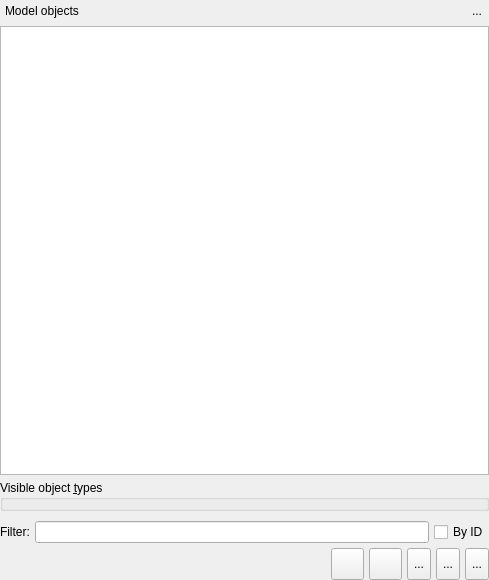
Old version of the form libs/libgui/ui/widgets/modelobjectswidget.ui in the repository arichiardi/pgmodeler.
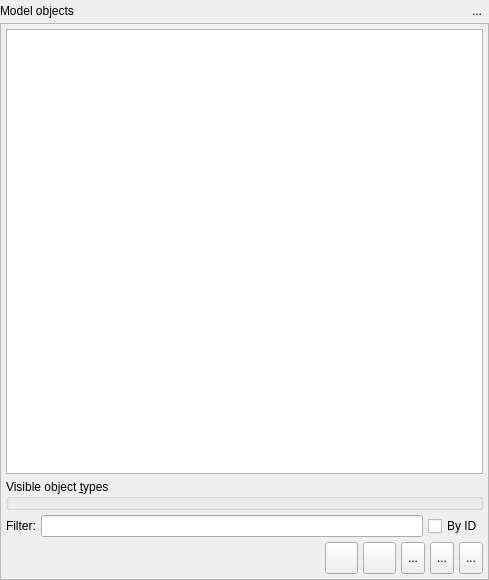
New version of the form. Icons and pictures are not drawn.

Commit message: Adjusted the UI of ModelObjectsWidget and OperationListWidget

The edit to the form file:
```diff
--- a/libs/libgui/ui/widgets/modelobjectswidget.ui
+++ b/libs/libgui/ui/widgets/modelobjectswidget.ui
@@ -54,250 +54,101 @@
    <property name="bottomMargin">
     <number>0</number>
    </property>
-   <property name="spacing">
-    <number>5</number>
-   </property>
-   <item row="3" column="0">
-    <widget class="QWidget" name="content_wgt" native="true">
-     <layout class="QGridLayout" name="gridLayout_3">
-      <property name="leftMargin">
-       <number>0</number>
-      </property>
-      <property name="topMargin">
-       <number>0</number>
-      </property>
-      <property name="rightMargin">
-       <number>0</number>
-      </property>
-      <property name="bottomMargin">
-       <number>0</number>
-      </property>
       <property name="horizontalSpacing">
        <number>5</number>
       </property>
       <property name="verticalSpacing">
-       <number>0</number>
-      </property>
-     </layout>
-    </widget>
-   </item>
-   <item row="5" column="0">
-    <layout class="QHBoxLayout" name="horizontalLayout">
+    <number>2</number>
+   </property>
+   <item row="0" column="0">
+    <widget class="QWidget" name="title_wgt" native="true">
+     <layout class="QHBoxLayout" name="horizontalLayout_3">
      <property name="spacing">
       <number>5</number>
      </property>
+      <property name="leftMargin">
+       <number>0</number>
+      </property>
+      <property name="topMargin">
+       <number>0</number>
+      </property>
+      <property name="rightMargin">
+       <number>0</number>
+      </property>
+      <property name="bottomMargin">
+       <number>0</number>
+      </property>
      <item>
-      <spacer name="horizontalSpacer">
+       <widget class="QLabel" name="title_lbl">
+        <property name="text">
+         <string>Model objects</string>
+        </property>
+       </widget>
+      </item>
+      <item>
+       <spacer name="horizontalSpacer_4">
        <property name="orientation">
         <enum>Qt::Orientation::Horizontal</enum>
        </property>
-       <property name="sizeType">
-        <enum>QSizePolicy::Policy::Expanding</enum>
-       </property>
        <property name="sizeHint" stdset="0">
         <size>
-         <width>118</width>
-         <height>20</height>
+          <width>156</width>
+          <height>5</height>
         </size>
        </property>
       </spacer>
      </item>
      <item>
-      <widget class="QToolButton" name="select_tb">
-       <property name="sizePolicy">
-        <sizepolicy hsizetype="Preferred" vsizetype="Preferred">
-         <horstretch>0</horstretch>
-         <verstretch>0</verstretch>
-        </sizepolicy>
-       </property>
-       <property name="minimumSize">
-        <size>
-         <width>0</width>
-         <height>0</height>
-        </size>
-       </property>
+       <widget class="QToolButton" name="hide_tb">
        <property name="toolTip">
-        <string>Select</string>
+         <string>Hide this widget</string>
        </property>
        <property name="text">
-        <string/>
+         <string>...</string>
        </property>
        <property name="icon">
         <iconset resource="../../res/resources.qrc">
-         <normaloff>:/icons/icons/confirm.png</normaloff>:/icons/icons/confirm.png</iconset>
+          <normaloff>:/icons/icons/closetab.png</normaloff>:/icons/icons/closetab.png</iconset>
        </property>
        <property name="iconSize">
         <size>
-         <width>25</width>
-         <height>25</height>
-        </size>
-       </property>
-       <property name="shortcut">
-        <string>Return</string>
-       </property>
-       <property name="autoRaise">
-        <bool>false</bool>
-       </property>
-      </widget>
-     </item>
-     <item>
-      <widget class="QToolButton" name="cancel_tb">
-       <property name="sizePolicy">
-        <sizepolicy hsizetype="Preferred" vsizetype="Preferred">
-         <horstretch>0</horstretch>
-         <verstretch>0</verstretch>
-        </sizepolicy>
-       </property>
-       <property name="minimumSize">
-        <size>
-         <width>0</width>
-         <height>0</height>
-        </size>
-       </property>
-       <property name="toolTip">
-        <string>Cancel</string>
-       </property>
-       <property name="text">
-        <string/>
-       </property>
-       <property name="icon">
-        <iconset resource="../../res/resources.qrc">
-         <normaloff>:/icons/icons/close1.png</normaloff>:/icons/icons/close1.png</iconset>
-       </property>
-       <property name="iconSize">
-        <size>
-         <width>25</width>
-         <height>25</height>
+          <width>20</width>
+          <height>20</height>
         </size>
        </property>
        <property name="shortcut">
         <string>Esc</string>
        </property>
        <property name="autoRaise">
-        <bool>false</bool>
-       </property>
-      </widget>
-     </item>
-     <item>
-      <widget class="QToolButton" name="options_tb">
-       <property name="sizePolicy">
-        <sizepolicy hsizetype="Preferred" vsizetype="Preferred">
-         <horstretch>0</horstretch>
-         <verstretch>0</verstretch>
-        </sizepolicy>
-       </property>
-       <property name="minimumSize">
-        <size>
-         <width>0</width>
-         <height>0</height>
-        </size>
-       </property>
-       <property name="toolTip">
-        <string>Objects view configuration</string>
-       </property>
-       <property name="text">
-        <string>...</string>
-       </property>
-       <property name="icon">
-        <iconset resource="../../res/resources.qrc">
-         <normaloff>:/icons/icons/filter.png</normaloff>:/icons/icons/filter.png</iconset>
-       </property>
-       <property name="iconSize">
-        <size>
-         <width>25</width>
-         <height>25</height>
-        </size>
-       </property>
-       <property name="checkable">
         <bool>true</bool>
        </property>
-       <property name="checked">
-        <bool>false</bool>
-       </property>
-       <property name="autoRaise">
-        <bool>false</bool>
-       </property>
-      </widget>
-     </item>
-     <item>
-      <widget class="QToolButton" name="expand_all_tb">
-       <property name="sizePolicy">
-        <sizepolicy hsizetype="Preferred" vsizetype="Preferred">
-         <horstretch>0</horstretch>
-         <verstretch>0</verstretch>
-        </sizepolicy>
-       </property>
-       <property name="minimumSize">
-        <size>
-         <width>0</width>
-         <height>0</height>
-        </size>
-       </property>
-       <property name="toolTip">
-        <string>Expands all items</string>
-       </property>
-       <property name="text">
-        <string>...</string>
-       </property>
-       <property name="icon">
-        <iconset resource="../../res/resources.qrc">
-         <normaloff>:/icons/icons/expandtree.png</normaloff>:/icons/icons/expandtree.png</iconset>
-       </property>
-       <property name="iconSize">
-        <size>
-         <width>25</width>
-         <height>25</height>
-        </size>
-       </property>
-       <property name="checkable">
-        <bool>false</bool>
-       </property>
-       <property name="autoRaise">
-        <bool>false</bool>
-       </property>
-      </widget>
-     </item>
-     <item>
-      <widget class="QToolButton" name="collapse_all_tb">
-       <property name="sizePolicy">
-        <sizepolicy hsizetype="Preferred" vsizetype="Preferred">
-         <horstretch>0</horstretch>
-         <verstretch>0</verstretch>
-        </sizepolicy>
-       </property>
-       <property name="minimumSize">
-        <size>
-         <width>0</width>
-         <height>0</height>
-        </size>
-       </property>
-       <property name="toolTip">
-        <string>Collapses all items</string>
-       </property>
-       <property name="text">
-        <string>...</string>
-       </property>
-       <property name="icon">
-        <iconset resource="../../res/resources.qrc">
-         <normaloff>:/icons/icons/collapsetree.png</normaloff>:/icons/icons/collapsetree.png</iconset>
-       </property>
-       <property name="iconSize">
-        <size>
-         <width>25</width>
-         <height>25</height>
-        </size>
-       </property>
-       <property name="checkable">
-        <bool>false</bool>
-       </property>
-       <property name="autoRaise">
-        <bool>false</bool>
-       </property>
       </widget>
      </item>
     </layout>
+    </widget>
    </item>
-   <item row="1" column="0">
+   <item row="2" column="0">
+    <widget class="QFrame" name="content_frm">
+     <property name="frameShape">
+      <enum>QFrame::Shape::StyledPanel</enum>
+     </property>
+     <layout class="QGridLayout" name="gridLayout_3">
+      <property name="leftMargin">
+       <number>5</number>
+      </property>
+      <property name="topMargin">
+       <number>5</number>
+      </property>
+      <property name="rightMargin">
+       <number>5</number>
+      </property>
+      <property name="bottomMargin">
+       <number>5</number>
+      </property>
+      <property name="spacing">
+       <number>5</number>
+      </property>
+      <item row="0" column="0">
     <widget class="QTreeWidget" name="objectstree_tw">
      <property name="enabled">
       <bool>true</bool>
@@ -415,14 +266,26 @@
      </column>
     </widget>
    </item>
-   <item row="0" column="0">
-    <widget class="QWidget" name="title_wgt" native="true">
-     <layout class="QHBoxLayout" name="horizontalLayout_3">
-      <property name="spacing">
-       <number>5</number>
-      </property>
+      <item row="1" column="0">
+       <widget class="QGroupBox" name="visibleobjects_grp">
+        <property name="maximumSize">
+         <size>
+          <width>16777215</width>
+          <height>16777215</height>
+         </size>
+        </property>
+        <property name="title">
+         <string>Visible object &amp;types</string>
+        </property>
+        <property name="flat">
+         <bool>false</bool>
+        </property>
+        <property name="checkable">
+         <bool>false</bool>
+        </property>
+        <layout class="QGridLayout" name="gridLayout">
       <property name="leftMargin">
-       <number>5</number>
+          <number>0</number>
       </property>
       <property name="topMargin">
        <number>0</number>
@@ -433,56 +296,13 @@
       <property name="bottomMargin">
        <number>0</number>
       </property>
-      <item>
-       <widget class="QLabel" name="title_lbl">
-        <property name="text">
-         <string>Model objects</string>
-        </property>
-       </widget>
-      </item>
-      <item>
-       <spacer name="horizontalSpacer_4">
-        <property name="orientation">
-         <enum>Qt::Orientation::Horizontal</enum>
-        </property>
-        <property name="sizeHint" stdset="0">
-         <size>
-          <width>156</width>
-          <height>5</height>
-         </size>
-        </property>
-       </spacer>
-      </item>
-      <item>
-       <widget class="QToolButton" name="hide_tb">
-        <property name="toolTip">
-         <string>Hide this widget</string>
-        </property>
-        <property name="text">
-         <string>...</string>
-        </property>
-        <property name="icon">
-         <iconset resource="../../res/resources.qrc">
-          <normaloff>:/icons/icons/closetab.png</normaloff>:/icons/icons/closetab.png</iconset>
-        </property>
-        <property name="iconSize">
-         <size>
-          <width>20</width>
-          <height>20</height>
-         </size>
-        </property>
-        <property name="shortcut">
-         <string>Esc</string>
-        </property>
-        <property name="autoRaise">
-         <bool>true</bool>
-        </property>
-       </widget>
-      </item>
+         <property name="spacing">
+          <number>5</number>
+         </property>
      </layout>
     </widget>
    </item>
-   <item row="4" column="0">
+      <item row="2" column="0">
     <widget class="QWidget" name="filter_wgt" native="true">
      <property name="minimumSize">
       <size>
@@ -542,39 +362,222 @@
      </layout>
     </widget>
    </item>
-   <item row="2" column="0">
-    <widget class="QGroupBox" name="visibleobjects_grp">
-     <property name="maximumSize">
-      <size>
-       <width>16777215</width>
-       <height>16777215</height>
-      </size>
-     </property>
-     <property name="title">
-      <string>Visible object &amp;types</string>
-     </property>
-     <property name="flat">
-      <bool>false</bool>
-     </property>
-     <property name="checkable">
-      <bool>false</bool>
-     </property>
-     <layout class="QGridLayout" name="gridLayout">
-      <property name="leftMargin">
-       <number>0</number>
-      </property>
-      <property name="topMargin">
-       <number>0</number>
-      </property>
-      <property name="rightMargin">
-       <number>0</number>
-      </property>
-      <property name="bottomMargin">
-       <number>0</number>
-      </property>
+      <item row="3" column="0">
+       <layout class="QHBoxLayout" name="horizontalLayout">
       <property name="spacing">
        <number>5</number>
       </property>
+        <item>
+         <spacer name="horizontalSpacer">
+          <property name="orientation">
+           <enum>Qt::Orientation::Horizontal</enum>
+          </property>
+          <property name="sizeType">
+           <enum>QSizePolicy::Policy::Expanding</enum>
+          </property>
+          <property name="sizeHint" stdset="0">
+           <size>
+            <width>118</width>
+            <height>20</height>
+           </size>
+          </property>
+         </spacer>
+        </item>
+        <item>
+         <widget class="QToolButton" name="select_tb">
+          <property name="sizePolicy">
+           <sizepolicy hsizetype="Preferred" vsizetype="Preferred">
+            <horstretch>0</horstretch>
+            <verstretch>0</verstretch>
+           </sizepolicy>
+          </property>
+          <property name="minimumSize">
+           <size>
+            <width>0</width>
+            <height>0</height>
+           </size>
+          </property>
+          <property name="toolTip">
+           <string>Select</string>
+          </property>
+          <property name="text">
+           <string/>
+          </property>
+          <property name="icon">
+           <iconset resource="../../res/resources.qrc">
+            <normaloff>:/icons/icons/confirm.png</normaloff>:/icons/icons/confirm.png</iconset>
+          </property>
+          <property name="iconSize">
+           <size>
+            <width>25</width>
+            <height>25</height>
+           </size>
+          </property>
+          <property name="shortcut">
+           <string>Return</string>
+          </property>
+          <property name="autoRaise">
+           <bool>false</bool>
+          </property>
+         </widget>
+        </item>
+        <item>
+         <widget class="QToolButton" name="cancel_tb">
+          <property name="sizePolicy">
+           <sizepolicy hsizetype="Preferred" vsizetype="Preferred">
+            <horstretch>0</horstretch>
+            <verstretch>0</verstretch>
+           </sizepolicy>
+          </property>
+          <property name="minimumSize">
+           <size>
+            <width>0</width>
+            <height>0</height>
+           </size>
+          </property>
+          <property name="toolTip">
+           <string>Cancel</string>
+          </property>
+          <property name="text">
+           <string/>
+          </property>
+          <property name="icon">
+           <iconset resource="../../res/resources.qrc">
+            <normaloff>:/icons/icons/close1.png</normaloff>:/icons/icons/close1.png</iconset>
+          </property>
+          <property name="iconSize">
+           <size>
+            <width>25</width>
+            <height>25</height>
+           </size>
+          </property>
+          <property name="shortcut">
+           <string>Esc</string>
+          </property>
+          <property name="autoRaise">
+           <bool>false</bool>
+          </property>
+         </widget>
+        </item>
+        <item>
+         <widget class="QToolButton" name="options_tb">
+          <property name="sizePolicy">
+           <sizepolicy hsizetype="Preferred" vsizetype="Preferred">
+            <horstretch>0</horstretch>
+            <verstretch>0</verstretch>
+           </sizepolicy>
+          </property>
+          <property name="minimumSize">
+           <size>
+            <width>0</width>
+            <height>0</height>
+           </size>
+          </property>
+          <property name="toolTip">
+           <string>Objects view configuration</string>
+          </property>
+          <property name="text">
+           <string>...</string>
+          </property>
+          <property name="icon">
+           <iconset resource="../../res/resources.qrc">
+            <normaloff>:/icons/icons/filter.png</normaloff>:/icons/icons/filter.png</iconset>
+          </property>
+          <property name="iconSize">
+           <size>
+            <width>25</width>
+            <height>25</height>
+           </size>
+          </property>
+          <property name="checkable">
+           <bool>true</bool>
+          </property>
+          <property name="checked">
+           <bool>false</bool>
+          </property>
+          <property name="autoRaise">
+           <bool>false</bool>
+          </property>
+         </widget>
+        </item>
+        <item>
+         <widget class="QToolButton" name="expand_all_tb">
+          <property name="sizePolicy">
+           <sizepolicy hsizetype="Preferred" vsizetype="Preferred">
+            <horstretch>0</horstretch>
+            <verstretch>0</verstretch>
+           </sizepolicy>
+          </property>
+          <property name="minimumSize">
+           <size>
+            <width>0</width>
+            <height>0</height>
+           </size>
+          </property>
+          <property name="toolTip">
+           <string>Expands all items</string>
+          </property>
+          <property name="text">
+           <string>...</string>
+          </property>
+          <property name="icon">
+           <iconset resource="../../res/resources.qrc">
+            <normaloff>:/icons/icons/expandtree.png</normaloff>:/icons/icons/expandtree.png</iconset>
+          </property>
+          <property name="iconSize">
+           <size>
+            <width>25</width>
+            <height>25</height>
+           </size>
+          </property>
+          <property name="checkable">
+           <bool>false</bool>
+          </property>
+          <property name="autoRaise">
+           <bool>false</bool>
+          </property>
+         </widget>
+        </item>
+        <item>
+         <widget class="QToolButton" name="collapse_all_tb">
+          <property name="sizePolicy">
+           <sizepolicy hsizetype="Preferred" vsizetype="Preferred">
+            <horstretch>0</horstretch>
+            <verstretch>0</verstretch>
+           </sizepolicy>
+          </property>
+          <property name="minimumSize">
+           <size>
+            <width>0</width>
+            <height>0</height>
+           </size>
+          </property>
+          <property name="toolTip">
+           <string>Collapses all items</string>
+          </property>
+          <property name="text">
+           <string>...</string>
+          </property>
+          <property name="icon">
+           <iconset resource="../../res/resources.qrc">
+            <normaloff>:/icons/icons/collapsetree.png</normaloff>:/icons/icons/collapsetree.png</iconset>
+          </property>
+          <property name="iconSize">
+           <size>
+            <width>25</width>
+            <height>25</height>
+           </size>
+          </property>
+          <property name="checkable">
+           <bool>false</bool>
+          </property>
+          <property name="autoRaise">
+           <bool>false</bool>
+          </property>
+         </widget>
+        </item>
+       </layout>
+      </item>
      </layout>
     </widget>
    </item>
```
Lines whose indentation alone changed are shown as unchanged. The commit also changes 9 other files.
